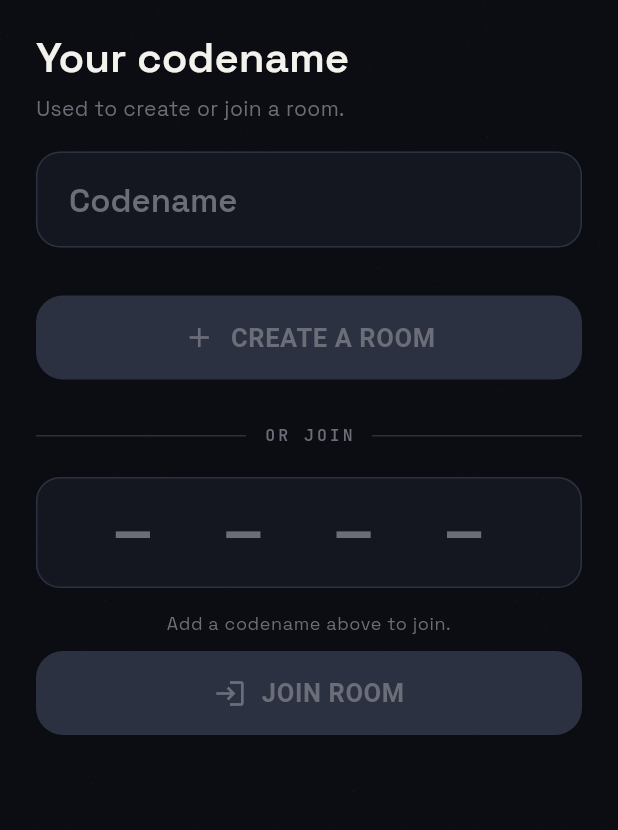
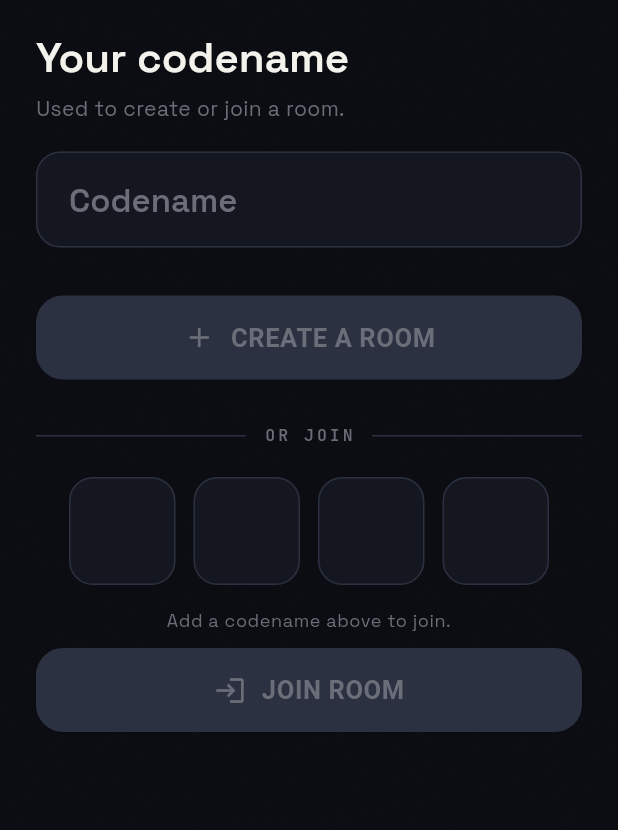
Before and after one commit to orion-supernova/spygame, a Flutter app: the HomeScreen screen opened by its route, on a phone screen of 412 x 824 dp, the part 78-908 px from its top. Run offline on Flutter 3.47's test engine with Material 3 defaults, Android fonts, the phone set to English and light mode, and no system bars; our stand-ins replace app_links, firebase_core, firebase_messaging, flutter_local_notifications, flutter_riverpod, go_router and 6 more; missing offline and left inert: convex_flutter, purchases_flutter; accounts and stored records are empty; generated files the repository leaves out were written again.

Commit message:
room code input area improved,inkwell deleted from all places

```diff
--- a/lib/features/room/presentation/home_screen.dart
+++ b/lib/features/room/presentation/home_screen.dart
@@ -1,5 +1,4 @@
 import 'package:flutter/material.dart';
-import 'package:flutter/services.dart';
 import 'package:flutter_riverpod/flutter_riverpod.dart';
 import 'package:go_router/go_router.dart';
 
@@ -14,6 +13,7 @@ import '../../../core/utils/haptics.dart';
 import '../../../l10n/generated/app_localizations.dart';
 import '../../identity/presentation/widgets/language_button.dart';
 import '../data/room_providers.dart';
+import 'widgets/room_code_input.dart';
 
 class HomeScreen extends ConsumerStatefulWidget {
   const HomeScreen({super.key});
@@ -215,27 +215,8 @@ class _HomeScreenState extends ConsumerState<HomeScreen> {
                               ],
                             ),
                             const SizedBox(height: 22),
-                            TextField(
+                            RoomCodeInput(
                               controller: _codeCtrl,
-                              textCapitalization: TextCapitalization.characters,
-                              maxLength: 4,
-                              inputFormatters: [
-                                FilteringTextInputFormatter.allow(
-                                  RegExp(r'[A-Za-z0-9]'),
-                                ),
-                                _UpperCaseFormatter(),
-                              ],
-                              textAlign: TextAlign.center,
-                              style: AppTypography.mono(
-                                size: 38,
-                                weight: FontWeight.w700,
-                                letterSpacing: 14,
-                                color: AppColors.paper,
-                              ),
-                              decoration: InputDecoration(
-                                hintText: l10n.homeJoinCodeHint,
-                                counterText: '',
-                              ),
                               onChanged: (_) => setState(() {}),
                             ),
                             const SizedBox(height: 16),
@@ -294,13 +275,3 @@ class _HomeScreenState extends ConsumerState<HomeScreen> {
 }
 
 enum _BusyAction { create, join }
-
-class _UpperCaseFormatter extends TextInputFormatter {
-  @override
-  TextEditingValue formatEditUpdate(
-    TextEditingValue oldValue,
-    TextEditingValue newValue,
-  ) {
-    return newValue.copyWith(text: newValue.text.toUpperCase());
-  }
-}
--- /dev/null
+++ b/lib/features/room/presentation/widgets/room_code_input.dart
@@ -0,0 +1,310 @@
+import 'package:flutter/material.dart';
+import 'package:flutter/services.dart';
+
+import '../../../../core/theme/app_colors.dart';
+import '../../../../core/theme/app_typography.dart';
+import '../../../../core/utils/haptics.dart';
+
+/// Segmented 4-character room-code input backed by a per-slot model, so
+/// each box can be edited independently (deleting box 3 leaves box 4 in
+/// place — no shifting). A hidden [TextField] is used purely as an IME
+/// key source: its text is pinned to a 1-char sentinel and each change is
+/// diffed into "typed a char" or "backspace".
+///
+/// Interactions:
+/// - Typing fills the leftmost empty box; the keyboard auto-dismisses
+///   once all 4 are filled.
+/// - Tapping a filled box selects it; the next keypress overwrites just
+///   that box, backspace clears just that box (others stay put).
+/// - Tapping an empty box moves the caret there.
+/// - Long-press pastes a code from the clipboard.
+///
+/// The parent-owned [controller] is an output: it always holds the
+/// filled characters in order (positionally correct once complete).
+class RoomCodeInput extends StatefulWidget {
+  const RoomCodeInput({super.key, required this.controller, this.onChanged});
+
+  /// Owned by the parent; not disposed here. Seeds the initial value and
+  /// receives the compacted code as the user types.
+  final TextEditingController controller;
+  final ValueChanged<String>? onChanged;
+
+  static const length = 4;
+
+  @override
+  State<RoomCodeInput> createState() => _RoomCodeInputState();
+}
+
+class _RoomCodeInputState extends State<RoomCodeInput>
+    with SingleTickerProviderStateMixin {
+  static const _sentinel = ' ';
+  static final _allowed = RegExp(r'[A-Z0-9]');
+
+  final _focusNode = FocusNode();
+  final _inputCtrl = TextEditingController(text: _sentinel);
+  late final AnimationController _blink;
+
+  /// One entry per box; null = empty.
+  final List<String?> _slots = List.filled(RoomCodeInput.length, null);
+
+  /// Explicit target box from a tap (replace/insert there). When null,
+  /// input goes to the leftmost empty slot.
+  int? _target;
+
+  int? get _firstEmpty {
+    final i = _slots.indexWhere((s) => s == null);
+    return i == -1 ? null : i;
+  }
+
+  @override
+  void initState() {
+    super.initState();
+    final seed = widget.controller.text.toUpperCase();
+    for (var i = 0; i < seed.length && i < RoomCodeInput.length; i++) {
+      if (_allowed.hasMatch(seed[i])) _slots[i] = seed[i];
+    }
+    _blink = AnimationController(
+      vsync: this,
+      duration: const Duration(milliseconds: 600),
+    )..repeat(reverse: true);
+    _focusNode.addListener(_handleFocusChanged);
+  }
+
+  @override
+  void dispose() {
+    _focusNode
+      ..removeListener(_handleFocusChanged)
+      ..dispose();
+    _inputCtrl.dispose();
+    _blink.dispose();
+    super.dispose();
+  }
+
+  void _handleFocusChanged() {
+    if (!_focusNode.hasFocus) _target = null;
+    if (mounted) setState(() {});
+  }
+
+  /// Diffs the hidden field against the sentinel: longer = typed chars,
+  /// empty = backspace. Then pins it back to the sentinel.
+  void _handleInput(String value) {
+    if (value.length > _sentinel.length) {
+      for (final ch in value.substring(_sentinel.length).split('')) {
+        _typeChar(ch);
+      }
+    } else if (value.isEmpty) {
+      _backspace();
+    }
+    _inputCtrl.value = const TextEditingValue(
+      text: _sentinel,
+      selection: TextSelection.collapsed(offset: _sentinel.length),
+    );
+  }
+
+  void _typeChar(String raw) {
+    final ch = raw.toUpperCase();
+    if (!_allowed.hasMatch(ch)) return;
+    final i = _target ?? _firstEmpty;
+    if (i == null) return;
+    _slots[i] = ch;
+    _target = null;
+    Haptics.selection();
+    _syncAndNotify();
+  }
+
+  void _backspace() {
+    final t = _target;
+    if (t != null && _slots[t] != null) {
+      // A tapped box: clear just it; caret stays there for the retype.
+      _slots[t] = null;
+    } else {
+      // Clear the nearest filled box left of the insertion point.
+      final pos = t ?? _firstEmpty ?? RoomCodeInput.length;
+      var j = pos - 1;
+      while (j >= 0 && _slots[j] == null) {
+        j--;
+      }
+      if (j < 0) return;
+      _slots[j] = null;
+      _target = null;
+    }
+    Haptics.selection();
+    _syncAndNotify();
+  }
+
+  void _syncAndNotify() {
+    final compact = _slots.whereType<String>().join();
+    widget.controller.text = compact;
+    widget.onChanged?.call(compact);
+    if (_firstEmpty == null) {
+      // Code complete — nothing left to type, get out of the way.
+      _focusNode.unfocus();
+    }
+    if (mounted) setState(() {});
+  }
+
+  void _handleTap() {
+    _target = null;
+    _focusNode.requestFocus();
+    if (mounted) setState(() {});
+  }
+
+  void _handleBoxTap(int index) {
+    Haptics.selection();
+    _target = index;
+    _focusNode.requestFocus();
+    if (mounted) setState(() {});
+  }
+
+  Future<void> _pasteFromClipboard() async {
+    final data = await Clipboard.getData(Clipboard.kTextPlain);
+    final raw = data?.text;
+    if (raw == null) return;
+    final cleaned = raw.toUpperCase().replaceAll(RegExp(r'[^A-Z0-9]'), '');
+    if (cleaned.isEmpty) return;
+    await Haptics.light();
+    for (var i = 0; i < RoomCodeInput.length; i++) {
+      _slots[i] = i < cleaned.length ? cleaned[i] : null;
+    }
+    _target = null;
+    if (_firstEmpty != null) _focusNode.requestFocus();
+    _syncAndNotify();
+  }
+
+  @override
+  Widget build(BuildContext context) {
+    final focused = _focusNode.hasFocus;
+    var caretIndex = -1;
+    var replaceIndex = -1;
+    if (focused) {
+      final t = _target;
+      if (t != null) {
+        if (_slots[t] != null) {
+          replaceIndex = t;
+        } else {
+          caretIndex = t;
+        }
+      } else {
+        caretIndex = _firstEmpty ?? -1;
+      }
+    }
+
+    return GestureDetector(
+      behavior: HitTestBehavior.opaque,
+      onTap: _handleTap,
+      onLongPress: _pasteFromClipboard,
+      child: Stack(
+        alignment: Alignment.center,
+        children: [
+          // Hidden field that provides the keyboard connection. Not
+          // hit-testable — gestures are handled by the GestureDetectors.
+          IgnorePointer(
+            child: ExcludeSemantics(
+              child: Opacity(
+                opacity: 0,
+                child: TextField(
+                  controller: _inputCtrl,
+                  focusNode: _focusNode,
+                  // Letters + digits inline, no autocorrect/suggestions bar.
+                  keyboardType: TextInputType.visiblePassword,
+                  textCapitalization: TextCapitalization.characters,
+                  autocorrect: false,
+                  enableSuggestions: false,
+                  showCursor: false,
+                  enableInteractiveSelection: false,
+                  decoration: const InputDecoration(counterText: ''),
+                  onChanged: _handleInput,
+                ),
+              ),
+            ),
+          ),
+          ConstrainedBox(
+            constraints: const BoxConstraints(maxWidth: 320),
+            child: Row(
+              children: [
+                for (var i = 0; i < RoomCodeInput.length; i++) ...[
+                  if (i > 0) const SizedBox(width: 12),
+                  Expanded(
+                    child: GestureDetector(
+                      behavior: HitTestBehavior.opaque,
+                      onTap: () => _handleBoxTap(i),
+                      child: _CharBox(
+                        char: _slots[i],
+                        active: i == caretIndex,
+                        selected: i == replaceIndex,
+                        blink: _blink,
+                      ),
+                    ),
+                  ),
+                ],
+              ],
+            ),
+          ),
+        ],
+      ),
+    );
+  }
+}
+
+class _CharBox extends StatelessWidget {
+  const _CharBox({
+    required this.char,
+    required this.active,
+    required this.selected,
+    required this.blink,
+  });
+
+  final String? char;
+
+  /// Empty slot the next character goes into — shows the blinking caret.
+  final bool active;
+
+  /// Filled slot selected for in-place replacement.
+  final bool selected;
+
+  final Animation<double> blink;
+
+  @override
+  Widget build(BuildContext context) {
+    final highlighted = active || selected;
+    return AnimatedContainer(
+      duration: const Duration(milliseconds: 180),
+      curve: Curves.easeOutCubic,
+      height: 72,
+      decoration: BoxDecoration(
+        color: selected
+            ? AppColors.lime.withValues(alpha: 0.10)
+            : AppColors.inkRaised,
+        borderRadius: BorderRadius.circular(16),
+        border: Border.all(
+          color: highlighted ? AppColors.lime : AppColors.inkOutline,
+          width: highlighted ? 1.5 : 1,
+        ),
+      ),
+      child: Center(
+        child: char != null
+            ? Text(
+                char!,
+                style: AppTypography.mono(
+                  size: 32,
+                  weight: FontWeight.w700,
+                  color: AppColors.paper,
+                ),
+              )
+            : active
+            ? FadeTransition(
+                opacity: blink,
+                child: Container(
+                  width: 2,
+                  height: 30,
+                  decoration: BoxDecoration(
+                    color: AppColors.lime,
+                    borderRadius: BorderRadius.circular(1),
+                  ),
+                ),
+              )
+            : null,
+      ),
+    );
+  }
+}
--- a/lib/l10n/app_en.arb
+++ b/lib/l10n/app_en.arb
@@ -216,9 +216,6 @@
 
   "homeDividerOrJoin": "OR JOIN",
   "@homeDividerOrJoin": { "description": "Divider label between create and join sections. Mono caps." },
-
-  "homeJoinCodeHint": "— — — —",
-  "@homeJoinCodeHint": { "description": "Placeholder for the 4-character room-code input. Em-dashes separated by spaces. Identical across locales." },
 
   "homeErrorNeedName": "Type a name first.",
   "@homeErrorNeedName": { "description": "Error shown if user taps create/join without a codename." },
--- a/lib/l10n/app_tr.arb
+++ b/lib/l10n/app_tr.arb
@@ -62,7 +62,6 @@
   "homeCtaJoin": "ODAYA KATIL",
   "homeCtaBusy": "BEKLE…",
   "homeDividerOrJoin": "YA DA KATIL",
-  "homeJoinCodeHint": "— — — —",
   "homeErrorNeedName": "Önce bir takma ad yaz.",
   "homeErrorNeedCode": "Kodlar 4 karakter olmalı.",
   "homeHintNeedCodename": "Katılmak için yukarıya takma ad yaz.",
```
Also changed, not shown: lib/core/theme/app_theme.dart (+15 -6 lines), lib/features/identity/presentation/widgets/language_sheet.dart (+3 -5 lines), lib/features/marketplace/presentation/widgets/bundle_card.dart (+4 -14 lines), lib/features/room/presentation/widgets/config_panel.dart (+19 -26 lines), lib/features/room/presentation/widgets/locations_read_only_sheet.dart (+12 -24 lines), lib/features/room/presentation/widgets/locations_sheet.dart (+18 -39 lines).
